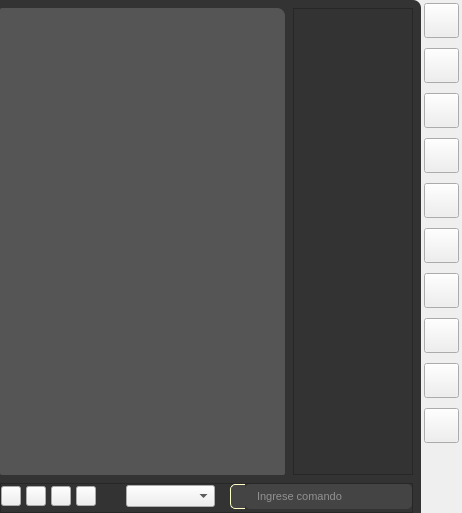
edwinar13/MPM-UN, file UI/frame_draw.ui: the form before one commit.
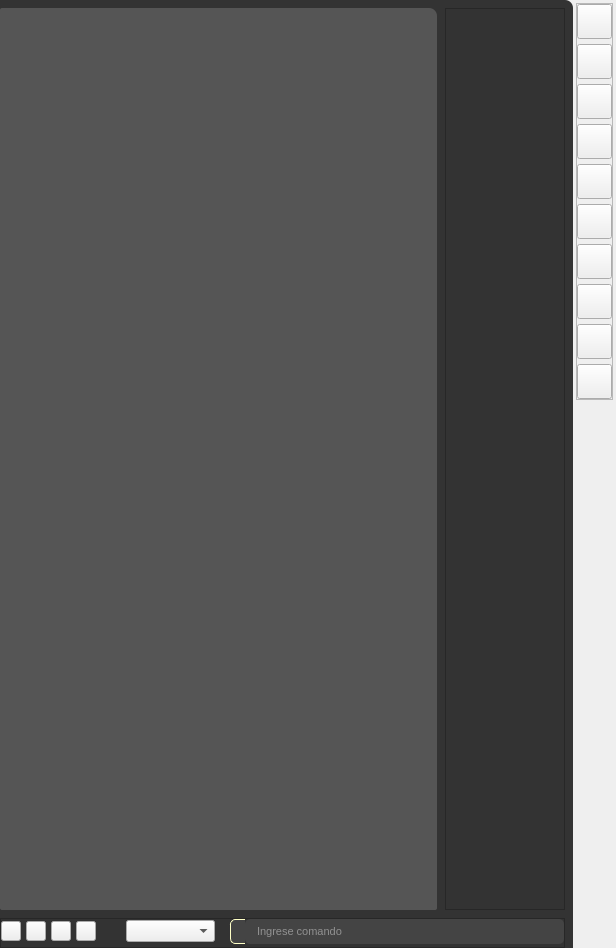
The form after the commit. Icons and pictures are not drawn.

```diff
--- a/UI/frame_draw.ui
+++ b/UI/frame_draw.ui
@@ -6,8 +6,8 @@
    <rect>
     <x>0</x>
     <y>0</y>
-    <width>462</width>
-    <height>513</height>
+    <width>616</width>
+    <height>948</height>
    </rect>
   </property>
   <property name="windowTitle">
@@ -217,6 +217,9 @@
           <layout class="QHBoxLayout" name="horizontalLayout_16">
            <item>
             <widget class="QTextBrowser" name="textBrowser_2">
+             <property name="enabled">
+              <bool>false</bool>
+             </property>
              <property name="sizePolicy">
               <sizepolicy hsizetype="Expanding" vsizetype="Expanding">
                <horstretch>0</horstretch>
@@ -655,6 +658,33 @@
         <number>3</number>
        </property>
        <item>
+        <widget class="QFrame" name="frame_hide">
+         <property name="enabled">
+          <bool>true</bool>
+         </property>
+         <property name="frameShape">
+          <enum>QFrame::StyledPanel</enum>
+         </property>
+         <property name="frameShadow">
+          <enum>QFrame::Raised</enum>
+         </property>
+         <layout class="QVBoxLayout" name="verticalLayout_2">
+          <property name="spacing">
+           <number>5</number>
+          </property>
+          <property name="leftMargin">
+           <number>0</number>
+          </property>
+          <property name="topMargin">
+           <number>0</number>
+          </property>
+          <property name="rightMargin">
+           <number>0</number>
+          </property>
+          <property name="bottomMargin">
+           <number>0</number>
+          </property>
+          <item>
         <widget class="QToolButton" name="toolButton_cardMeshDrawPoint">
          <property name="minimumSize">
           <size>
@@ -1002,6 +1032,9 @@
          <property name="style_draw_button" stdset="0">
           <number>1</number>
          </property>
+           </widget>
+          </item>
+         </layout>
         </widget>
        </item>
        <item>
```
Lines whose indentation alone changed are shown as unchanged.
